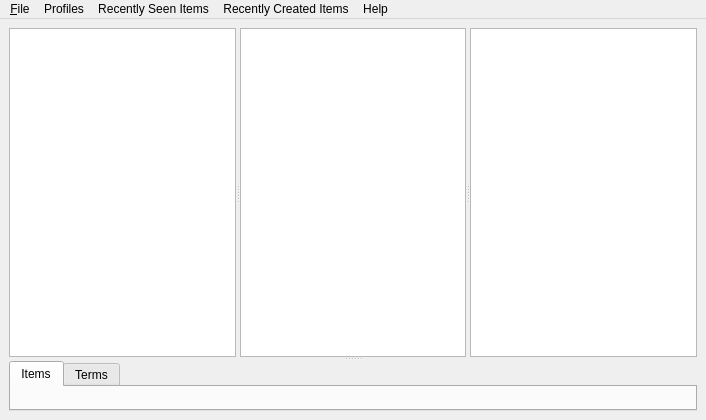
This is qtdesigner/main.ui in t123/ReadingTool.Python as Qt 5 draws it before an edit. The edited form follows.
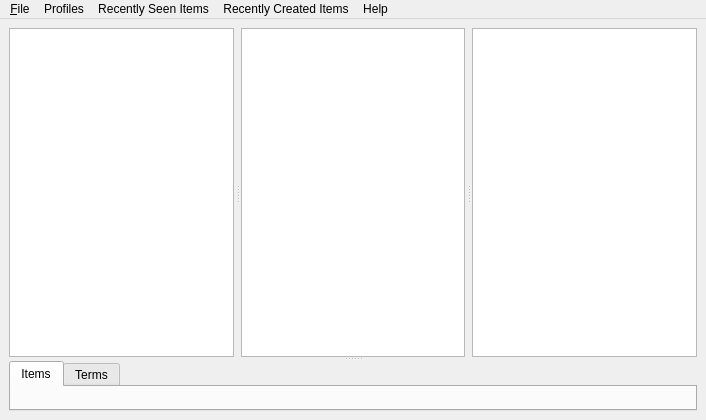
This is the edited form.

What changed in the file:
```diff
--- a/qtdesigner/main.ui
+++ b/qtdesigner/main.ui
@@ -21,9 +21,18 @@
        <enum>Qt::Vertical</enum>
       </property>
       <widget class="QSplitter" name="splitter">
+       <property name="frameShape">
+        <enum>QFrame::NoFrame</enum>
+       </property>
+       <property name="frameShadow">
+        <enum>QFrame::Plain</enum>
+       </property>
        <property name="orientation">
         <enum>Qt::Horizontal</enum>
        </property>
+       <property name="handleWidth">
+        <number>7</number>
+       </property>
        <widget class="QListWidget" name="lwLanguages">
         <property name="editTriggers">
          <set>QAbstractItemView::NoEditTriggers</set>
```
Left out of the diff: 4 changed lines with no effect on the pictures.
